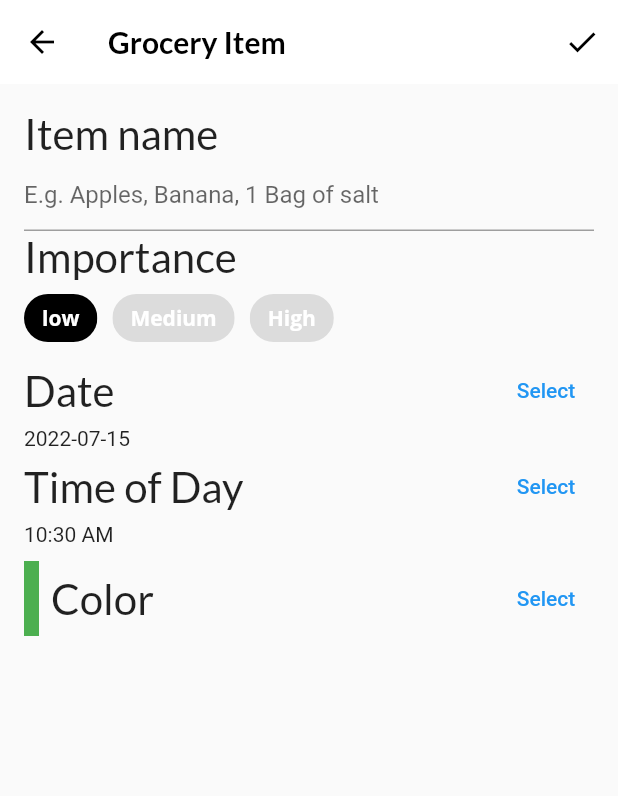
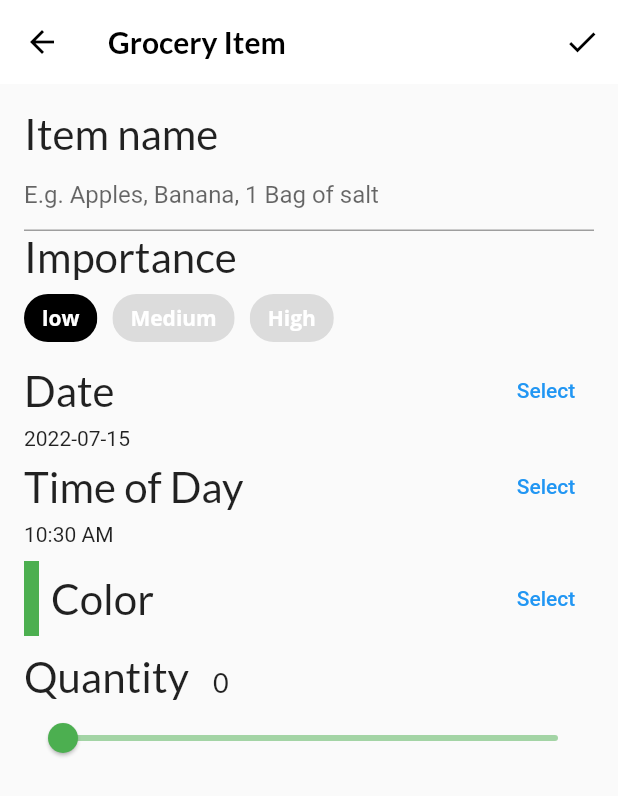
Before and after one commit to mclegacycodes/interactivewidgets, a Flutter app: the screen it shows after launch, item 3 of the bottom bar chosen, after a tap on the "add" icon, on a phone screen of 412 x 824 dp. Shown: the top 796 px of the screen. Run offline on Flutter 3.47's test engine with Material 2 defaults, Android fonts, the phone set to English and light mode, and no system bars; our stand-ins replace flutter_colorpicker, google_fonts.

Commit message:
added the slider or quantity picker

```diff
--- a/lib/screens/grocery_item_screen.dart
+++ b/lib/screens/grocery_item_screen.dart
@@ -98,7 +98,8 @@ class _GroceryItemScreenState extends State<GroceryItemScreen> {
             buildTimeField(context),
             const SizedBox(height: 10.0),
             buildColorPicker(context),
-            // TODO 18: Add slider
+            const SizedBox(height: 10.0),
+            buildQuantityField(),
             // TODO: 19: Add Grocery Tile
           ],
         ),
@@ -292,5 +293,39 @@ class _GroceryItemScreenState extends State<GroceryItemScreen> {
       ],
     );
   }
-  // TODO: Add buildQuantityField()
+
+  Widget buildQuantityField() {
+    return Column(
+      crossAxisAlignment: CrossAxisAlignment.start,
+      children: [
+        Row(
+          crossAxisAlignment: CrossAxisAlignment.baseline,
+          textBaseline: TextBaseline.alphabetic,
+          children: [
+            Text(
+              'Quantity',
+              style: GoogleFonts.lato(fontSize: 28.0),
+            ),
+            const SizedBox(width: 16.0),
+            Text(_currentSliderValue.toInt().toString(),
+                style: GoogleFonts.lato(fontSize: 18.0))
+          ],
+        ),
+        Slider(
+            value: _currentSliderValue.toDouble(),
+            inactiveColor: _currentColor.withOpacity(0.5),
+            activeColor: _currentColor,
+            min: 0.0,
+            max: 100.0,
+            // 7
+            divisions: 100,
+            label: _currentSliderValue.toInt().toString(),
+            onChanged: (double value) {
+              setState(() {
+                _currentSliderValue = value.toInt();
+              });
+            })
+      ],
+    );
+  }
 }
```
